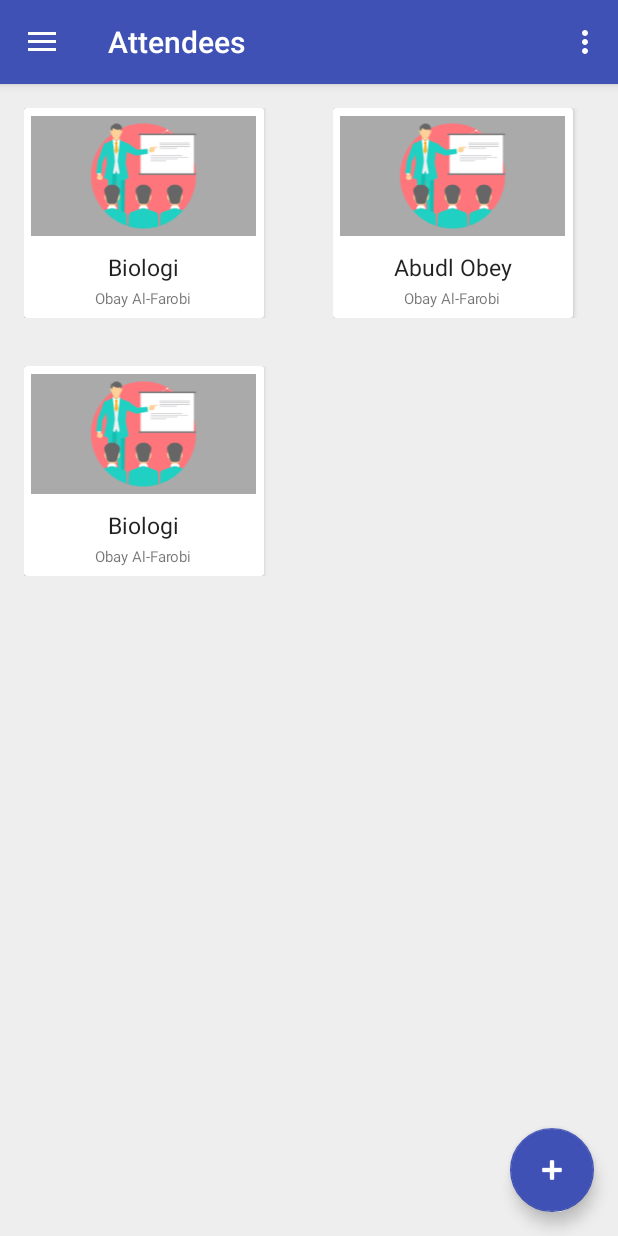
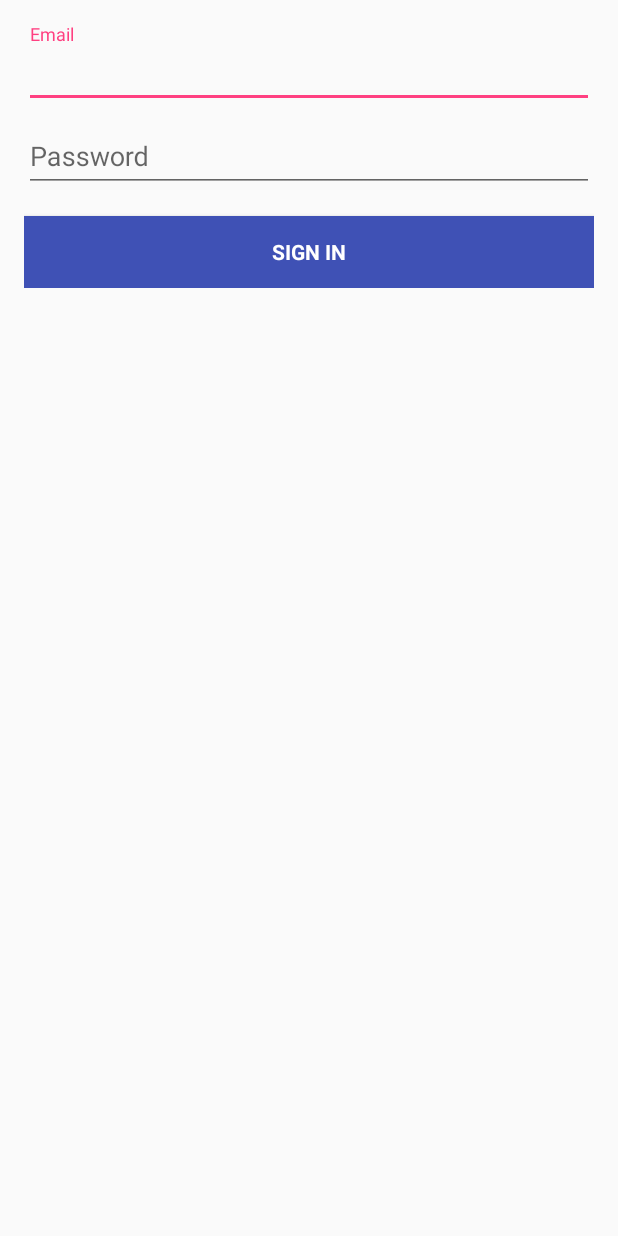
Before and after one commit to abdulkhobirr/Attendees-android, an Android app: the screen it shows after launch (MainActivity before the commit, LoginActivity after it), on a phone screen of 412 x 824 dp. Run offline under Robolectric (Android 15) with nearby library versions, the phone set to English and light mode, and no system bars; our stand-ins replace Firebase (no records; nobody signed in at launch, a user with empty details on screens opened directly).

Commit message:
Added Login With E-mail Feature

```diff
--- a/app/build.gradle
+++ b/app/build.gradle
@@ -24,6 +24,7 @@ dependencies {
     implementation 'com.android.support:support-v4:26.1.0'
     implementation 'com.android.support:design:26.1.0'
     implementation 'com.android.support.constraint:constraint-layout:1.0.2'
+    implementation 'com.google.firebase:firebase-auth:11.0.4'
     testImplementation 'junit:junit:4.12'
     androidTestImplementation 'com.android.support.test:runner:1.0.1'
     androidTestImplementation 'com.android.support.test.espresso:espresso-core:3.0.1'
@@ -31,4 +32,9 @@ dependencies {
     implementation 'com.android.support:recyclerview-v7:26.+'
 
     implementation 'com.github.bumptech.glide:glide:3.7.0'
+    compile 'com.firebase:firebase-client-android:2.5.2'
 }
+
+
+
+apply plugin: 'com.google.gms.google-services'
--- /dev/null
+++ b/app/src/main/java/com/example/iqbalzauqul/attendees/LoginActivity.java
@@ -0,0 +1,113 @@
+package com.example.iqbalzauqul.attendees;
+
+import android.content.Intent;
+import android.os.Bundle;
+import android.support.annotation.NonNull;
+import android.support.v7.app.AppCompatActivity;
+import android.text.TextUtils;
+import android.util.Log;
+import android.view.View;
+import android.widget.Button;
+import android.widget.EditText;
+import android.widget.Toast;
+
+import com.google.android.gms.tasks.OnCompleteListener;
+import com.google.android.gms.tasks.Task;
+import com.google.firebase.auth.AuthResult;
+import com.google.firebase.auth.FirebaseAuth;
+
+/**
+ * Created by iqbalzauqul on 20/11/17.
+ */
+
+public class LoginActivity extends AppCompatActivity {
+
+
+    //Deklarasi widget
+    private EditText emailField;
+    private EditText passwordField;
+    private Button signInBtn;
+
+    //Deklarasi autentikasi firebase
+    private FirebaseAuth mAuth;
+    private FirebaseAuth.AuthStateListener mAuthStateListener;
+
+
+    @Override
+    protected void onCreate(Bundle savedInstanceState) {
+        super.onCreate(savedInstanceState);
+        setContentView(R.layout.activity_login);
+
+        emailField = findViewById(R.id.email);
+        passwordField = findViewById(R.id.password);
+        signInBtn = findViewById(R.id.email_sign_in_button);
+
+
+        if (getIntent().hasExtra("logout")) {
+
+            Toast.makeText(LoginActivity.this, "Anda telah logout.", Toast.LENGTH_LONG).show();
+
+        }
+        mAuth = FirebaseAuth.getInstance();
+        mAuthStateListener = new FirebaseAuth.AuthStateListener() {
+            @Override
+            public void onAuthStateChanged(@NonNull FirebaseAuth firebaseAuth) {
+                if (firebaseAuth.getCurrentUser() != null) {
+
+                    Intent intent = new Intent(LoginActivity.this, MainActivity.class);
+                    startActivity(intent);
+
+                }
+            }
+        };
+
+
+        signInBtn.setOnClickListener(new View.OnClickListener() {
+            @Override
+            public void onClick(View view) {
+                startSignIn();
+
+
+            }
+        });
+
+
+    }
+
+    private void startSignIn() {
+
+
+        String email = emailField.getText().toString();
+        String password = passwordField.getText().toString();
+
+        if (TextUtils.isEmpty(email) || TextUtils.isEmpty(password)) {
+
+            Toast.makeText(LoginActivity.this, "Harap isi email dan password", Toast.LENGTH_LONG).show();
+
+
+        } else {
+
+            mAuth.signInWithEmailAndPassword(email, password).addOnCompleteListener(new OnCompleteListener<AuthResult>() {
+                @Override
+                public void onComplete(@NonNull Task<AuthResult> task) {
+                    if (!task.isSuccessful()) {
+
+                        Toast.makeText(LoginActivity.this, "Sign In gagal, harap cek email dan password", Toast.LENGTH_LONG).show();
+                    }
+
+
+                }
+            });
+
+        }
+
+
+    }
+
+    @Override
+    protected void onStart() {
+        super.onStart();
+
+        mAuth.addAuthStateListener(mAuthStateListener);
+    }
+}
--- a/app/src/main/java/com/example/iqbalzauqul/attendees/MainActivity.java
+++ b/app/src/main/java/com/example/iqbalzauqul/attendees/MainActivity.java
@@ -1,5 +1,6 @@
 package com.example.iqbalzauqul.attendees;
 
+import android.content.Intent;
 import android.os.Bundle;
 import android.support.design.widget.FloatingActionButton;
 import android.support.design.widget.Snackbar;
@@ -16,32 +17,41 @@ import android.view.Menu;
 import android.view.MenuItem;
 import android.widget.Adapter;
 import android.widget.ImageView;
+import android.widget.Toast;
+
+import com.google.firebase.auth.FirebaseAuth;
 
 import java.util.ArrayList;
 import java.util.List;
 
+//Activity utama
+
 public class MainActivity extends AppCompatActivity
         implements NavigationView.OnNavigationItemSelectedListener {
+
     RecyclerView recyclerView;
     GridLayoutManager gridLayoutManager;
     List<listItem> itemList;
     mainActivityAdapter adapter;
 
+
+    // Method yang dipanggil saat membuka aplikasi
     @Override
     protected void onCreate(Bundle savedInstanceState) {
         super.onCreate(savedInstanceState);
         setContentView(R.layout.activity_main);
         Toolbar toolbar = (Toolbar) findViewById(R.id.toolbar);
-        setSupportActionBar(toolbar);
+//        setSupportActionBar(toolbar);
 
-        FloatingActionButton fab = (FloatingActionButton) findViewById(R.id.fab);
-        fab.setOnClickListener(new View.OnClickListener() {
-            @Override
-            public void onClick(View view) {
-                Snackbar.make(view, "Replace with your own action", Snackbar.LENGTH_LONG)
-                        .setAction("Action", null).show();
-            }
-        });
+        //
+//        FloatingActionButton fab = (FloatingActionButton) findViewById(R.id.fab);
+//        fab.setOnClickListener(new View.OnClickListener() {
+//            @Override
+//            public void onClick(View view) {
+//                Snackbar.make(view, "Replace with your own action", Snackbar.LENGTH_LONG)
+//                        .setAction("Action", null).show();
+//            }
+//        });
 
         DrawerLayout drawer = (DrawerLayout) findViewById(R.id.drawer_layout);
         ActionBarDrawerToggle toggle = new ActionBarDrawerToggle(
@@ -60,8 +70,6 @@ public class MainActivity extends AppCompatActivity
         DrawerLayout drawer = (DrawerLayout) findViewById(R.id.drawer_layout);
         if (drawer.isDrawerOpen(GravityCompat.START)) {
             drawer.closeDrawer(GravityCompat.START);
-        } else {
-            super.onBackPressed();
         }
     }
 
@@ -100,6 +108,10 @@ public class MainActivity extends AppCompatActivity
 
 
         } else if (id == R.id.nav_send) {
+            FirebaseAuth.getInstance().signOut();
+            Intent intent = new Intent(MainActivity.this, LoginActivity.class);
+            intent.putExtra("logout", true);
+            startActivity(intent);
 
         }
 
@@ -135,8 +147,9 @@ public class MainActivity extends AppCompatActivity
 
         itemList = new ArrayList<>();
         itemList.add(new listItem(lblKelas, lblPengabsen,R.mipmap.kelas));
-        itemList.add(new listItem("Abudl Obey", lblPengabsen,R.mipmap.kelas));
+        itemList.add(new listItem("Abdul Obey", lblPengabsen, R.mipmap.kelas));
         itemList.add(new listItem(lblKelas, lblPengabsen,R.mipmap.kelas ));
+        itemList.add(new listItem("Iqbal Zauqul", "Pak Asep", R.mipmap.kelas));
 
         adapter = new mainActivityAdapter(this, itemList);
 
--- /dev/null
+++ b/app/src/main/res/layout/activity_login.xml
@@ -0,0 +1,83 @@
+<LinearLayout xmlns:android="http://schemas.android.com/apk/res/android"
+    xmlns:tools="http://schemas.android.com/tools"
+    android:layout_width="match_parent"
+    android:layout_height="match_parent"
+    android:gravity="center_horizontal"
+    android:orientation="vertical"
+    android:paddingBottom="@dimen/activity_vertical_margin"
+    android:paddingLeft="@dimen/activity_horizontal_margin"
+    android:paddingRight="@dimen/activity_horizontal_margin"
+    android:paddingTop="@dimen/activity_vertical_margin"
+    tools:context="com.example.iqbalzauqul.attendees.LoginActivity">
+
+    <!-- Login progress -->
+    <ProgressBar
+        android:id="@+id/login_progress"
+        style="?android:attr/progressBarStyleLarge"
+        android:layout_width="wrap_content"
+        android:layout_height="wrap_content"
+        android:layout_marginBottom="8dp"
+        android:visibility="gone" />
+
+    <ScrollView
+        android:id="@+id/login_form"
+        android:layout_width="match_parent"
+        android:layout_height="match_parent"
+        tools:layout_editor_absoluteX="16dp"
+        tools:layout_editor_absoluteY="114dp">
+
+        <LinearLayout
+            android:id="@+id/email_login_form"
+            android:layout_width="match_parent"
+            android:layout_height="wrap_content"
+            android:orientation="vertical"
+
+            >
+
+            <android.support.design.widget.TextInputLayout
+                android:layout_width="match_parent"
+                android:layout_height="wrap_content">
+
+                <AutoCompleteTextView
+                    android:id="@+id/email"
+                    android:layout_width="match_parent"
+                    android:layout_height="wrap_content"
+                    android:hint="@string/prompt_email"
+                    android:inputType="textEmailAddress"
+                    android:maxLines="1"
+                    android:singleLine="true" />
+
+            </android.support.design.widget.TextInputLayout>
+
+            <android.support.design.widget.TextInputLayout
+                android:layout_width="match_parent"
+                android:layout_height="wrap_content">
+
+                <EditText
+                    android:id="@+id/password"
+                    android:layout_width="match_parent"
+                    android:layout_height="wrap_content"
+                    android:hint="Password"
+                    android:imeActionId="6"
+                    android:imeActionLabel="@string/action_sign_in_short"
+                    android:imeOptions="actionUnspecified"
+                    android:inputType="textPassword"
+                    android:maxLines="1"
+                    android:singleLine="true" />
+
+            </android.support.design.widget.TextInputLayout>
+
+            <Button
+                android:id="@+id/email_sign_in_button"
+                style="?android:textAppearanceSmall"
+                android:layout_width="match_parent"
+                android:layout_height="wrap_content"
+                android:layout_marginTop="16dp"
+                android:background="@color/colorPrimary"
+                android:text="SIGN IN"
+                android:textColor="@color/cardview_light_background"
+                android:textStyle="bold" />
+
+        </LinearLayout>
+    </ScrollView>
+</LinearLayout>
--- a/app/src/main/res/layout/activity_main.xml
+++ b/app/src/main/res/layout/activity_main.xml
@@ -23,6 +23,7 @@
         android:layout_marginEnd="50dp"
 
 
+        android:layout_marginTop="111px"
         android:fitsSystemWindows="true"
         app:headerLayout="@layout/nav_header_main"
         app:menu="@menu/activity_main_drawer" />
--- a/app/src/main/res/layout/list_kelas.xml
+++ b/app/src/main/res/layout/list_kelas.xml
@@ -51,7 +51,7 @@
                 android:text=" Obay Al-Farobi"
                 android:textAlignment="center"
                 android:textSize="10sp" />
-            "
+
             />
 
 
--- a/build.gradle
+++ b/build.gradle
@@ -12,6 +12,7 @@ buildscript {
 
         // NOTE: Do not place your application dependencies here; they belong
         // in the individual module build.gradle files
+        classpath 'com.google.gms:google-services:3.1.0'
     }
 }
 
```
Also changed, not shown: app/src/main/AndroidManifest.xml (+13 -3 lines), app/src/main/java/com/example/iqbalzauqul/attendees/SignUp.java (added, +15 -0 lines), app/src/main/java/com/example/iqbalzauqul/attendees/adapterPeserta.java (added, +10 -0 lines), app/src/main/res/layout/activity_sign_up.xml (added, +19 -0 lines), app/src/main/res/values/strings.xml (+14 -0 lines), 1 other file.
